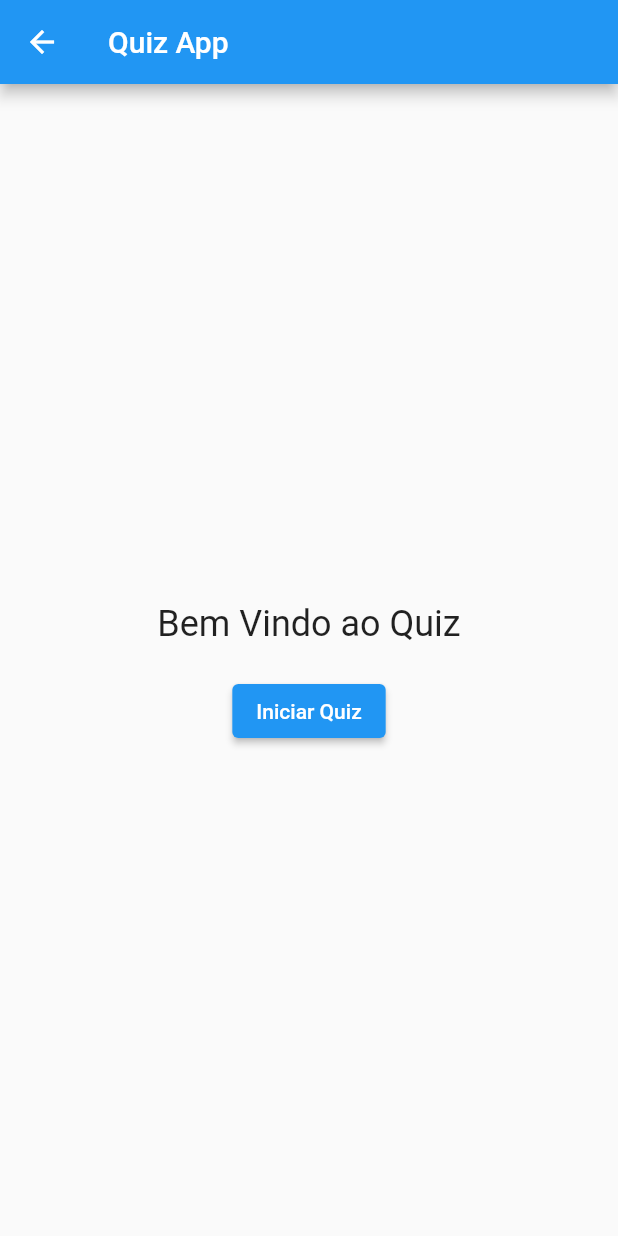
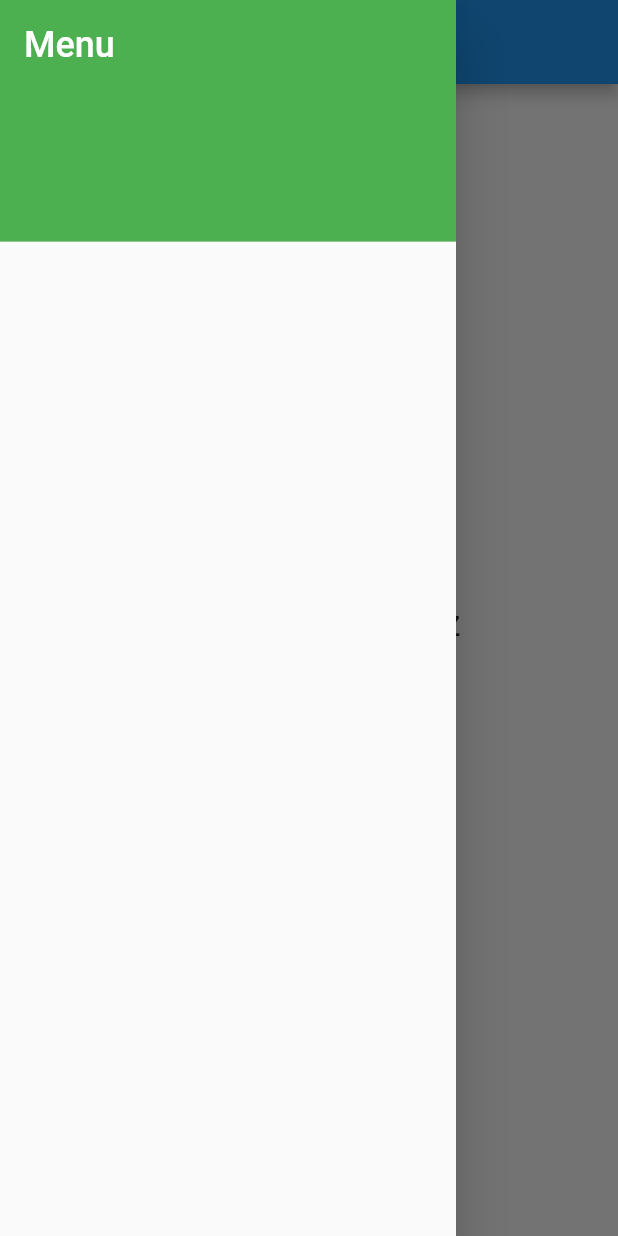
Before and after one commit to ViniciusGLS2004/Quiz-em-Flutter, a Flutter app: the TelaInicial screen opened directly, with the side drawer open (before the commit the screen has no drawer), on a phone screen of 412 x 824 dp. Run offline on Flutter 3.47's test engine with Material 2 defaults, Android fonts, the light colour scheme and no system bars.

Commit message:
Update tela_inicial.dart

```diff
--- a/lib/tela_inicial.dart
+++ b/lib/tela_inicial.dart
@@ -28,6 +28,26 @@ class TelaInicial extends StatelessWidget {
           ],
         ),
       ),
+      drawer: Drawer(
+        // adcionando o Drawer
+        child: ListView(
+          padding: EdgeInsets.zero,
+          children: <Widget>[
+            DrawerHeader(
+              decoration: BoxDecoration(
+                color: Colors.green,
+              ),
+              child: Text(
+                'Menu',
+                style: TextStyle(
+                  color: Colors.white,
+                  fontSize: 24,
+                ),
+              ),
+            )
+          ],
+        ),
+      ),
     );
   }
 }
```
